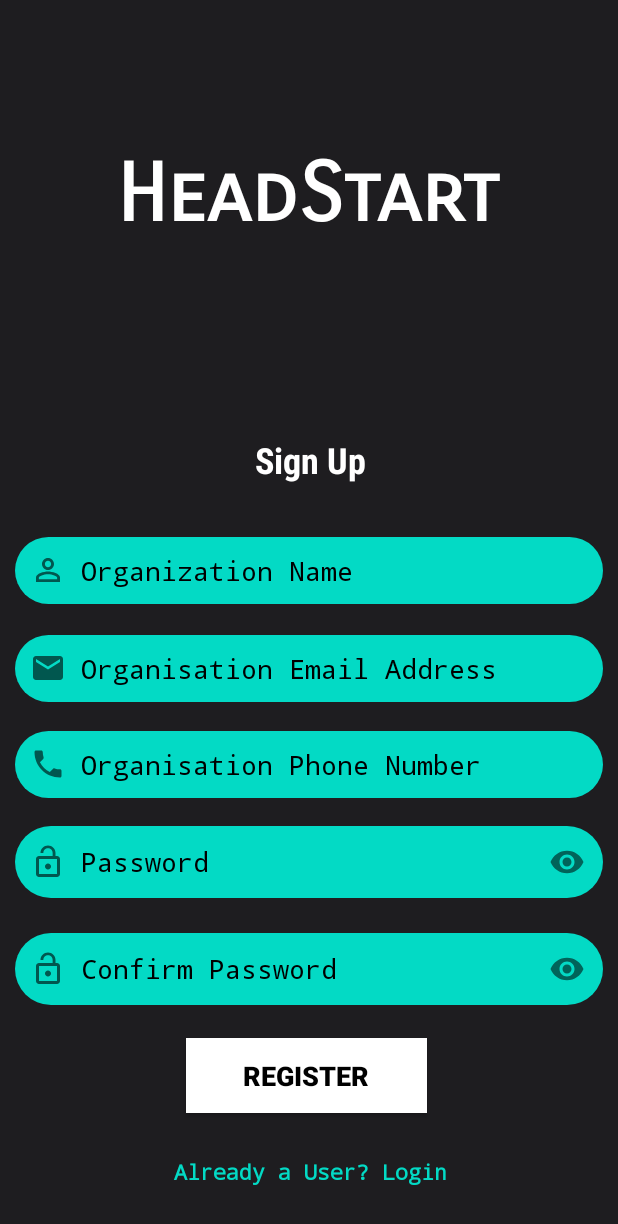
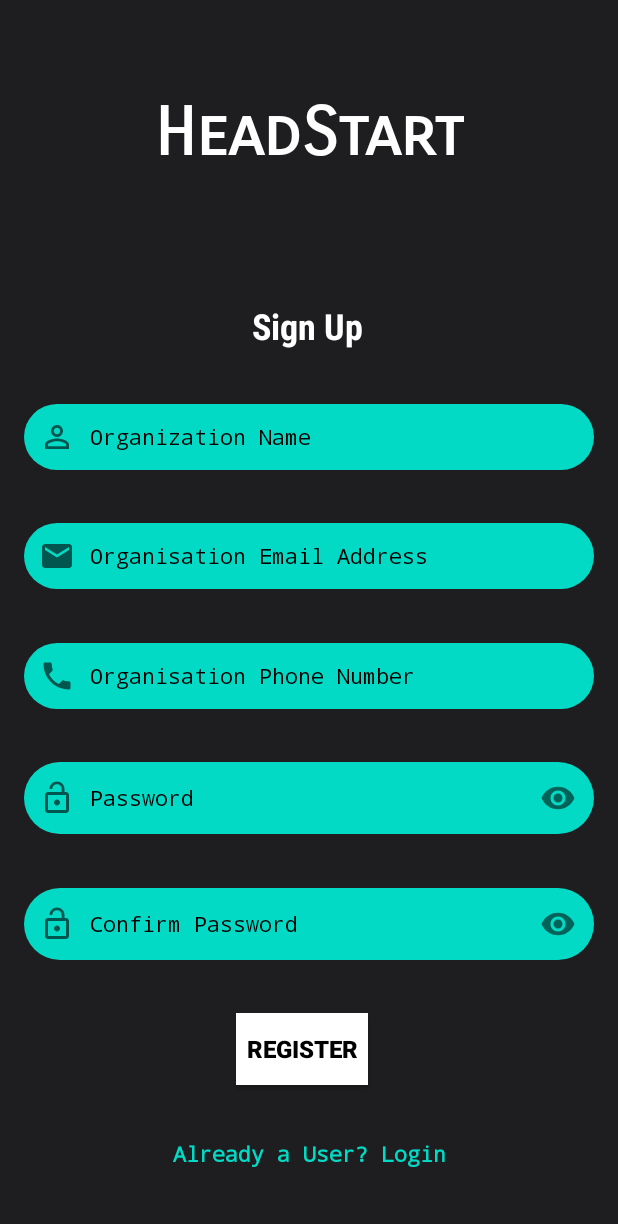
Before and after one commit to skepquilian/HeadStart, an Android app: the TruckOwnerRegisterForm screen opened directly, with no data from a screen before it, on a phone screen of 412 x 824 dp. Shown: the top 1224 px of the screen. Run offline under Robolectric (Android 15) with nearby library versions, the phone set to English and light mode, and no system bars; our stand-ins replace Firebase (no records; nobody signed in at launch, a user with empty details on screens opened directly).

Commit message:
changed from Relative layout to Constraint in Xml

```diff
--- a/app/build.gradle
+++ b/app/build.gradle
@@ -9,7 +9,7 @@ android {
 
     defaultConfig {
         applicationId "com.example.headstart"
-        minSdkVersion 21
+        minSdkVersion 19
         targetSdkVersion 30
         versionCode 1
         versionName "1.0"
@@ -24,8 +24,8 @@ android {
         }
     }
     compileOptions {
-        sourceCompatibility JavaVersion.VERSION_1_8
-        targetCompatibility JavaVersion.VERSION_1_8
+        sourceCompatibility JavaVersion.VERSION_1_6
+        targetCompatibility JavaVersion.VERSION_1_6
     }
 }
 
--- a/app/src/main/java/com/example/headstart/User.java
+++ b/app/src/main/java/com/example/headstart/User.java
@@ -8,6 +8,7 @@ public class User {
 
     //1st constructor,
     public User() {
+
     }
 
     public User(String organisationName, String emailAddress, String phoneNumber){
--- a/app/src/main/res/layout/activity_reset_password.xml
+++ b/app/src/main/res/layout/activity_reset_password.xml
@@ -4,7 +4,7 @@
     xmlns:tools="http://schemas.android.com/tools"
     android:layout_width="match_parent"
     android:layout_height="match_parent"
-    android:background="@color/viewBackground"
+    android:background="@color/appBackground"
     tools:context=".ResetPassword">
 
     <EditText
--- a/app/src/main/res/layout/truck_owner_register_activity.xml
+++ b/app/src/main/res/layout/truck_owner_register_activity.xml
@@ -1,10 +1,10 @@
 <?xml version="1.0" encoding="utf-8"?>
-<RelativeLayout xmlns:android="http://schemas.android.com/apk/res/android"
+<androidx.constraintlayout.widget.ConstraintLayout xmlns:android="http://schemas.android.com/apk/res/android"
     xmlns:app="http://schemas.android.com/apk/res-auto"
     xmlns:tools="http://schemas.android.com/tools"
     android:layout_width="match_parent"
     android:layout_height="match_parent"
-    android:background="@color/viewBackground"
+    android:background="@color/appBackground"
     tools:context=".TruckOwnerRegisterForm">
 
 
@@ -12,54 +12,45 @@
         android:id="@+id/appName"
         android:layout_width="wrap_content"
         android:layout_height="wrap_content"
-        android:layout_above="@+id/signUp"
-        android:layout_alignParentStart="true"
-        android:layout_alignParentTop="true"
-        android:layout_alignParentEnd="true"
-        android:layout_marginStart="77dp"
-        android:layout_marginTop="97dp"
-        android:layout_marginEnd="78dp"
-        android:layout_marginBottom="36dp"
+        android:layout_marginTop="60dp"
         android:fontFamily="sans-serif-smallcaps"
         android:text="@string/app_name"
         android:textAlignment="center"
         android:textAllCaps="false"
-        android:textColor="@android:color/white"
-        android:textSize="54sp"
-        android:textStyle="bold" />
+        android:textColor="@android:color/background_light"
+        android:textSize="44sp"
+        android:textStyle="bold"
+        app:layout_constraintBottom_toTopOf="@+id/progressBar"
+        app:layout_constraintEnd_toEndOf="parent"
+        app:layout_constraintStart_toStartOf="parent"
+        app:layout_constraintTop_toTopOf="parent"
+        app:layout_constraintVertical_bias="0.055" />
 
     <TextView
         android:id="@+id/signUp"
-        android:layout_width="147dp"
-        android:layout_height="36dp"
-        android:layout_above="@+id/registerButton"
-        android:layout_alignParentStart="true"
-        android:layout_alignParentEnd="true"
-        android:layout_marginStart="133dp"
-        android:layout_marginEnd="131dp"
-        android:layout_marginBottom="366dp"
+        android:layout_width="wrap_content"
+        android:layout_height="wrap_content"
+        android:layout_marginTop="50dp"
         android:fontFamily="sans-serif-condensed"
         android:text="@string/sign_up"
         android:textAlignment="center"
-        android:textColor="@android:color/white"
+        android:textColor="@android:color/background_light"
         android:textSize="24sp"
-        android:textStyle="bold" />
-
-    <com.google.android.material.textfield.TextInputLayout
-        android:layout_width="match_parent"
-        android:layout_height="wrap_content"
-        android:layout_above="@+id/registerButton"
-        app:hintEnabled="false"
-        android:layout_marginBottom="279dp" >
+        android:textStyle="bold"
+        app:layout_constraintBottom_toTopOf="@+id/organizationName"
+        app:layout_constraintEnd_toEndOf="parent"
+        app:layout_constraintHorizontal_bias="0.498"
+        app:layout_constraintStart_toStartOf="parent"
+        app:layout_constraintTop_toBottomOf="@+id/appName" />
 
     <EditText
         android:id="@+id/organizationName"
         android:layout_width="match_parent"
         android:layout_height="wrap_content"
-            android:layout_marginStart="10dp"
-            android:layout_marginEnd="10dp"
-            android:layout_marginBottom="10dp"
+        android:layout_marginStart="16dp"
+        android:layout_marginEnd="16dp"
         android:background="@drawable/round_border"
+        android:cursorVisible="true"
         android:drawableStart="@drawable/ic_organization"
         android:drawablePadding="10dp"
         android:ems="10"
@@ -67,30 +58,28 @@
         android:focusableInTouchMode="true"
         android:fontFamily="monospace"
         android:hint="@string/organization_name"
-            android:textColorHint="@color/black"
-            android:cursorVisible="true"
-            android:textCursorDrawable="@color/black"
         android:inputType="textPersonName"
         android:padding="10dp"
+        android:singleLine="false"
+        android:textAlignment="viewStart"
         android:textColor="@android:color/black"
-            android:textColorHighlight="#ffff" />
-    </com.google.android.material.textfield.TextInputLayout>
-
-    <com.google.android.material.textfield.TextInputLayout
-        android:layout_width="match_parent"
-        android:layout_height="wrap_content"
-        app:hintEnabled="false"
-        android:layout_alignParentBottom="true"
-        android:layout_marginBottom="346dp"
-        android:textColorHint="@color/black">
+        android:textColorHighlight="@android:color/black"
+        android:textColorHint="@android:color/black"
+        android:textCursorDrawable="@android:color/black"
+        android:textSize="14sp"
+        android:typeface="normal"
+        app:layout_constraintBottom_toTopOf="@+id/emailAddress"
+        app:layout_constraintEnd_toEndOf="parent"
+        app:layout_constraintHorizontal_bias="0.0"
+        app:layout_constraintStart_toStartOf="parent"
+        app:layout_constraintTop_toBottomOf="@+id/signUp" />
 
     <EditText
         android:id="@+id/emailAddress"
         android:layout_width="match_parent"
         android:layout_height="wrap_content"
-            android:layout_marginStart="10dp"
-            android:layout_marginEnd="10dp"
-            android:layout_marginBottom="10dp"
+        android:layout_marginStart="16dp"
+        android:layout_marginEnd="16dp"
         android:background="@drawable/round_border"
         android:drawableStart="@drawable/ic_email"
         android:drawablePadding="10dp"
@@ -99,95 +88,99 @@
         android:focusableInTouchMode="true"
         android:fontFamily="monospace"
         android:hint="@string/organisation_email"
-            android:cursorVisible="true"
-            android:textCursorDrawable="@color/black"
-            android:textColorHint="@color/black"
         android:inputType="textEmailAddress"
         android:padding="10dp"
+        android:textAlignment="viewStart"
         android:textColor="@android:color/black"
-            android:textColorHighlight="#ffff" />
-    </com.google.android.material.textfield.TextInputLayout>
-
-    <com.google.android.material.textfield.TextInputLayout
-        android:layout_width="match_parent"
-        android:layout_height="wrap_content"
-        android:layout_alignParentBottom="true"
-        android:layout_marginBottom="282dp"
-        app:hintEnabled="false" >
+        android:textColorHint="@android:color/black"
+        android:textCursorDrawable="@android:color/black"
+        android:textSize="14sp"
+        app:layout_constraintBottom_toTopOf="@+id/phoneNumber"
+        app:layout_constraintEnd_toEndOf="parent"
+        app:layout_constraintHorizontal_bias="0.0"
+        app:layout_constraintStart_toStartOf="parent"
+        app:layout_constraintTop_toBottomOf="@+id/organizationName" />
 
     <EditText
         android:id="@+id/phoneNumber"
         android:layout_width="match_parent"
         android:layout_height="wrap_content"
-            android:layout_marginStart="10dp"
-            android:layout_marginEnd="10dp"
-            android:layout_marginBottom="10dp"
+        android:layout_marginStart="16dp"
+        android:layout_marginEnd="16dp"
         android:background="@drawable/round_border"
         android:drawableStart="@drawable/ic_phone"
         android:drawablePadding="10dp"
         android:ems="10"
+        android:fontFamily="monospace"
+        android:hint="@string/organisation_phone_number"
+        android:inputType="phone"
+        android:maxLength="14"
+        android:padding="10dp"
+        android:textAlignment="viewStart"
+        android:textColor="@android:color/black"
+        android:textColorHint="@android:color/black"
         android:focusable="true"
         android:focusableInTouchMode="true"
-            android:fontFamily="monospace"
-            android:hint="@string/organisation_phone_number"
-            android:maxLength="14"
-            android:cursorVisible="true"
-            android:textCursorDrawable="@color/black"
-            android:textColorHint="@color/black"
-            android:inputType="phone"
-            android:padding="10dp"
-            android:textColor="@android:color/black"
-            android:textColorHighlight="#ffff" />
-    </com.google.android.material.textfield.TextInputLayout>
+        android:textCursorDrawable="@android:color/black"
+        android:textSize="14sp"
+        app:layout_constraintBottom_toTopOf="@+id/textLayoutPassword"
+        app:layout_constraintEnd_toEndOf="parent"
+        app:layout_constraintHorizontal_bias="0.0"
+        app:layout_constraintStart_toStartOf="parent"
+        app:layout_constraintTop_toBottomOf="@+id/emailAddress" />
 
     <com.google.android.material.textfield.TextInputLayout
         android:layout_width="match_parent"
         android:layout_height="wrap_content"
-        android:layout_alignParentBottom="true"
-        android:layout_marginBottom="215dp"
+        android:id="@+id/textLayoutPassword"
         app:hintEnabled="false"
-        app:passwordToggleEnabled="true">
+        app:passwordToggleEnabled="true"
+        app:layout_constraintBottom_toBottomOf="@+id/phoneNumber"
+        app:layout_constraintTop_toTopOf="@+id/textLayoutPassword2">
 
         <EditText
             android:id="@+id/userPassword"
             android:layout_width="match_parent"
             android:layout_height="wrap_content"
-            android:layout_marginStart="10dp"
-            android:layout_marginEnd="10dp"
-            android:layout_marginBottom="10dp"
+            android:layout_marginStart="16dp"
+            android:layout_marginEnd="16dp"
             android:background="@drawable/round_border"
             android:drawableStart="@drawable/ic_password"
             android:drawablePadding="10dp"
             android:ems="10"
+            android:fontFamily="monospace"
+            android:hint="@string/add_password"
+            android:inputType="textPassword"
+            android:padding="10dp"
+            android:textAlignment="viewStart"
+            android:textColor="@android:color/black"
+            android:textColorHint="@android:color/black"
             android:focusable="true"
             android:focusableInTouchMode="true"
-            android:fontFamily="monospace"
-            android:hint="@string/add_password"
-            android:cursorVisible="true"
-            android:textCursorDrawable="@color/black"
-            android:textColorHint="@color/black"
-            android:inputType="textPassword"
-            android:padding="10dp"
-            android:textColor="@android:color/black"
-            android:textColorHighlight="#ffff" />
+            android:textCursorDrawable="@android:color/black"
+            android:textSize="14sp"
+            app:layout_constraintEnd_toEndOf="parent"
+            app:layout_constraintHorizontal_bias="1.0"
+            app:layout_constraintStart_toStartOf="parent" />
     </com.google.android.material.textfield.TextInputLayout>
 
+
     <com.google.android.material.textfield.TextInputLayout
+        android:id="@+id/textLayoutPassword2"
         android:layout_width="match_parent"
         android:layout_height="wrap_content"
-        android:layout_above="@+id/registerButton"
-        android:layout_marginTop="-15dp"
-        android:layout_marginBottom="12dp"
         app:hintEnabled="false"
-        app:passwordToggleEnabled="true">
+        app:layout_constraintBottom_toBottomOf="@+id/textLayoutPassword"
+        app:layout_constraintTop_toTopOf="@+id/registerButton"
+        app:passwordToggleEnabled="true"
+        tools:layout_editor_absoluteX="0dp">
 
         <EditText
             android:id="@+id/passwordConfirm"
             android:layout_width="match_parent"
             android:layout_height="wrap_content"
-            android:layout_marginStart="10dp"
-            android:layout_marginEnd="10dp"
-            android:layout_marginBottom="10dp"
+            android:layout_marginStart="16dp"
+            android:layout_marginEnd="16dp"
             android:background="@drawable/round_border"
             android:drawableStart="@drawable/ic_password"
             android:drawablePadding="10dp"
@@ -196,64 +189,64 @@
             android:focusableInTouchMode="true"
             android:fontFamily="monospace"
             android:hint="@string/confirm_password"
-            android:cursorVisible="true"
-            android:textCursorDrawable="@color/black"
-            android:textColorHint="@color/black"
             android:inputType="textPassword"
             android:padding="10dp"
+            android:textAlignment="viewStart"
             android:textColor="@android:color/black"
-            android:textColorHighlight="#ffff" />
+            android:textColorHint="@android:color/black"
+            android:textCursorDrawable="@android:color/black"
+            android:textSize="14sp"
+            app:layout_constraintEnd_toEndOf="parent"
+            app:layout_constraintHorizontal_bias="0.0"
+            app:layout_constraintStart_toStartOf="parent" />
+
     </com.google.android.material.textfield.TextInputLayout>
 
     <Button
         android:id="@+id/registerButton"
-        android:layout_width="160dp"
-        android:layout_height="50dp"
-        android:layout_above="@+id/loginUser"
-        android:layout_alignParentStart="true"
-        android:layout_alignParentEnd="true"
-        android:layout_marginStart="124dp"
-        android:layout_marginEnd="127dp"
-        android:layout_marginBottom="19dp"
+        android:layout_width="wrap_content"
+        android:layout_height="wrap_content"
+        android:layout_marginStart="16dp"
+        android:layout_marginEnd="16dp"
         android:background="@color/white"
-        android:padding="10dp"
         android:text="@string/register_btn"
         android:textAlignment="center"
-        android:textColor="@color/black"
-        android:textSize="18sp"
-        android:textStyle="bold" />
+        android:textColor="@android:color/black"
+        android:textSize="16sp"
+        android:textStyle="bold"
+        app:layout_constraintBottom_toTopOf="@+id/loginUser"
+        app:layout_constraintEnd_toEndOf="parent"
+        app:layout_constraintHorizontal_bias="0.484"
+        app:layout_constraintStart_toStartOf="parent"
+        app:layout_constraintTop_toBottomOf="@+id/textLayoutPassword2" />
 
     <TextView
         android:id="@+id/loginUser"
         android:layout_width="wrap_content"
         android:layout_height="wrap_content"
-        android:layout_alignParentStart="true"
-        android:layout_alignParentEnd="true"
-        android:layout_alignParentBottom="true"
-        android:layout_marginStart="25dp"
-        android:layout_marginEnd="24dp"
-        android:layout_marginBottom="23dp"
+        android:layout_marginStart="32dp"
+        android:layout_marginEnd="32dp"
+        android:layout_marginBottom="10dp"
         android:fontFamily="monospace"
-        android:padding="10dp"
         android:text="@string/already_a_user_login"
-        android:textAlignment="center"
         android:textColor="@color/colorAccent"
         android:textSize="14sp"
-        android:textStyle="bold" />
+        android:textStyle="bold"
+        app:layout_constraintBottom_toBottomOf="parent"
+        app:layout_constraintEnd_toEndOf="parent"
+        app:layout_constraintStart_toStartOf="parent"
+        app:layout_constraintTop_toBottomOf="@+id/registerButton" />
 
     <ProgressBar
         android:id="@+id/progressBar"
         style="?android:attr/progressBarStyle"
         android:layout_width="wrap_content"
         android:layout_height="wrap_content"
-        android:layout_alignParentStart="true"
-        android:layout_alignParentTop="true"
-        android:layout_alignParentEnd="true"
-        android:layout_alignParentBottom="true"
-        android:layout_marginStart="181dp"
-        android:layout_marginTop="186dp"
-        android:layout_marginEnd="182dp"
-        android:layout_marginBottom="497dp"
-        android:visibility="gone" />
-
-</RelativeLayout>
+        android:visibility="gone"
+        app:layout_constraintBottom_toBottomOf="parent"
+        app:layout_constraintEnd_toEndOf="parent"
+        app:layout_constraintHorizontal_bias="0.498"
+        app:layout_constraintStart_toStartOf="parent"
+        app:layout_constraintTop_toTopOf="parent"
+        app:layout_constraintVertical_bias="0.201" />
+</androidx.constraintlayout.widget.ConstraintLayout>
--- a/app/src/main/res/values/colors.xml
+++ b/app/src/main/res/values/colors.xml
@@ -1,7 +1,7 @@
 <?xml version="1.0" encoding="utf-8"?>
 <resources>
     <color name="colorAccent">#03DAC5</color>
-    <color name="viewBackground">#1E1D20</color>
+    <color name="appBackground">#1E1D20</color>
     <color name="black">#FF000000</color>
     <color name="white">#FFFFFFFF</color>
 </resources>
--- a/app/src/main/res/values/styles.xml
+++ b/app/src/main/res/values/styles.xml
@@ -3,8 +3,8 @@
     <style name="AppTheme" parent="Theme.AppCompat.Light.NoActionBar">
         <!-- Customize your theme here. -->
         <item name="colorPrimary">@color/colorAccent</item>
-        <item name="colorPrimaryDark">@color/black</item>
-        <item name="colorAccent">@color/colorAccent</item>
+        <item name="colorPrimaryDark">@color/colorAccent</item>
+        <!--item name="colorAccent">@color/black</item-->
     </style>
     <style name="AppTheme.NoActionBar">
         <item name = "windowActionBar">false</item>
```
Also changed, not shown: app/src/main/java/com/example/headstart/TruckOwnerLoginForm.java (+21 -4 lines), app/src/main/java/com/example/headstart/TruckOwnerRegisterForm.java (+28 -10 lines), app/src/main/res/layout/activity_main.xml (+16 -11 lines), app/src/main/res/layout/truck_owner_login_activity.xml (+107 -102 lines). Lines whose indentation alone changed are shown as unchanged.
